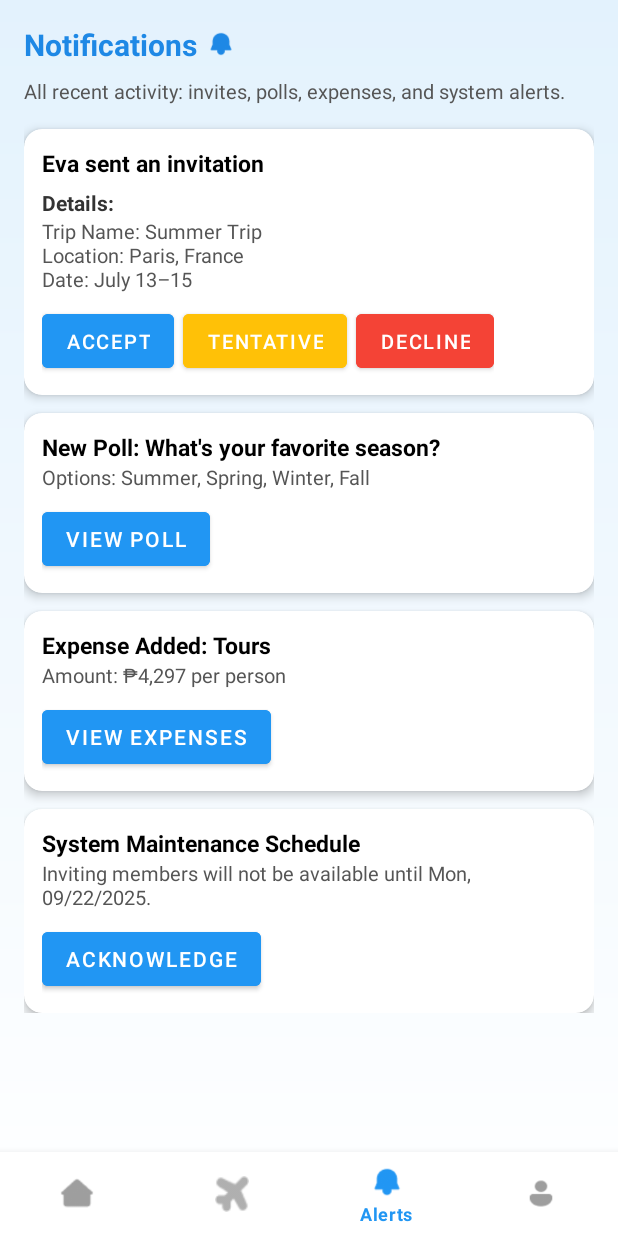
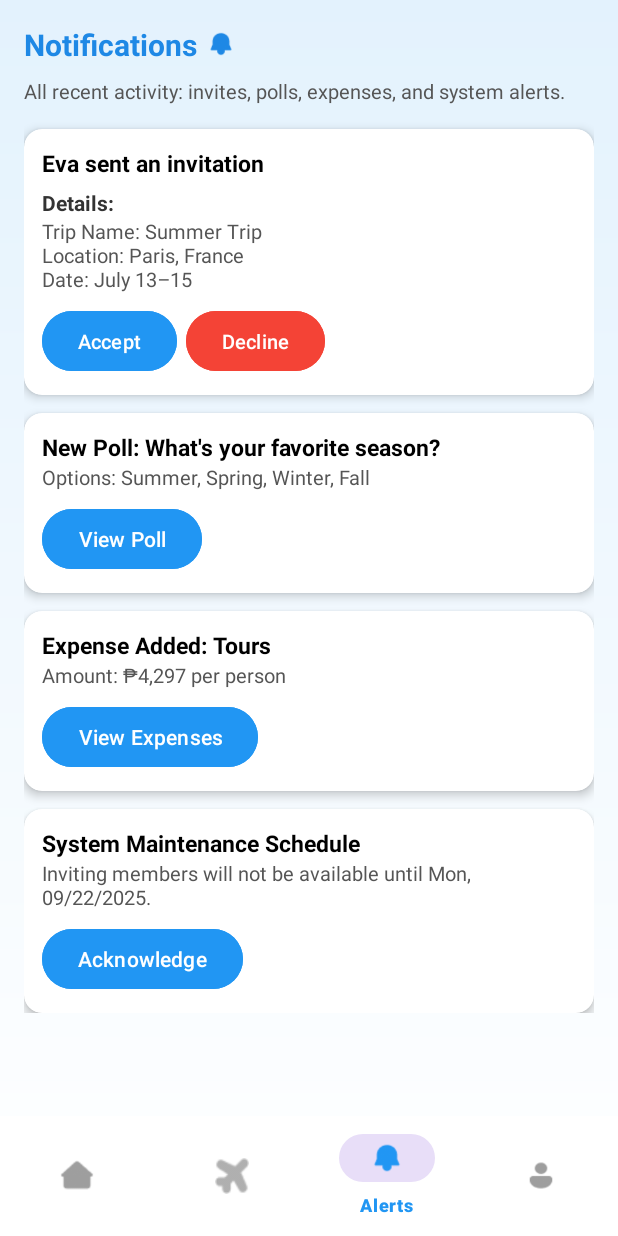
Before and after one commit to giliannerose/TripMate, an Android app built with Jetpack Compose: the NotificationsActivity screen opened directly, with no data from a screen before it, on a phone screen of 412 x 824 dp. Run offline under Robolectric (Android 15) with nearby library versions, the phone set to English and light mode, and no system bars.

Commit message:
notifications page modified v2

```diff
--- a/app/build.gradle.kts
+++ b/app/build.gradle.kts
@@ -61,5 +61,5 @@ dependencies {
     implementation(libs.androidx.appcompat)
     implementation(libs.google.material)
     implementation("androidx.cardview:cardview:1.0.0")
-    implementation("com.google.android.material:material:1.11.0")
+    implementation("com.google.android.material:material:1.13.0")
 }
--- a/app/src/main/res/layout/activity_notifications.xml
+++ b/app/src/main/res/layout/activity_notifications.xml
@@ -103,16 +103,6 @@
                             android:layout_height="wrap_content"
                             android:text="Accept"
                             android:backgroundTint="#2196F3"
-                            android:textColor="#FFFFFF"
-                            android:textSize="13sp"
-                            android:layout_marginEnd="6dp"/>
-
-                        <Button
-                            android:id="@+id/btnTentative"
-                            android:layout_width="wrap_content"
-                            android:layout_height="wrap_content"
-                            android:text="Tentative"
-                            android:backgroundTint="#FFC107"
                             android:textColor="#FFFFFF"
                             android:textSize="13sp"
                             android:layout_marginEnd="6dp"/>
--- a/app/src/main/res/values/themes.xml
+++ b/app/src/main/res/values/themes.xml
@@ -1,23 +1,27 @@
 <?xml version="1.0" encoding="utf-8"?>
 <resources>
 
-    <!-- Base application theme -->
-    <style name="Theme.TripMate" parent="Theme.MaterialComponents.DayNight.NoActionBar">
+    <style name="Theme.TripMate" parent="Theme.Material3.Light.NoActionBar">
         <!-- Primary brand color -->
-        <item name="colorPrimary">@color/purple_500</item>
-        <item name="colorPrimaryVariant">@color/purple_700</item>
-        <item name="colorOnPrimary">@color/white</item>
+        <item name="colorPrimary">#2196F3</item>
+        <item name="colorPrimaryContainer">#E3F2FD</item>
+        <item name="colorOnPrimary">#FFFFFF</item>
 
-        <!-- Secondary color -->
-        <item name="colorSecondary">@color/teal_200</item>
-        <item name="colorSecondaryVariant">@color/teal_700</item>
-        <item name="colorOnSecondary">@color/black</item>
-
-        <!-- Status bar color -->
-        <item name="android:statusBarColor">?attr/colorPrimaryVariant</item>
-
-        <!-- Customize your surface/background colors if needed -->
-        <item name="android:windowBackground">@color/white</item>
+        <!-- Dialog styling -->
+        <item name="alertDialogTheme">@style/TripMateDialogTheme</item>
     </style>
 
+    <!-- Custom Dialog Style -->
+    <style name="TripMateDialogTheme" parent="ThemeOverlay.Material3.MaterialAlertDialog">
+        <item name="shapeAppearanceSmallComponent">@style/RoundedDialogShape</item>
+        <item name="colorPrimary">#2196F3</item>
+    </style>
+
+    <!-- Rounded Corners -->
+    <style name="RoundedDialogShape" parent="">
+        <item name="cornerFamily">rounded</item>
+        <item name="cornerSize">16dp</item>
+    </style>
+
+
 </resources>
```
Also changed, not shown: app/src/main/java/com/example/tripmate/NotificationsActivity.kt (+31 -10 lines).
